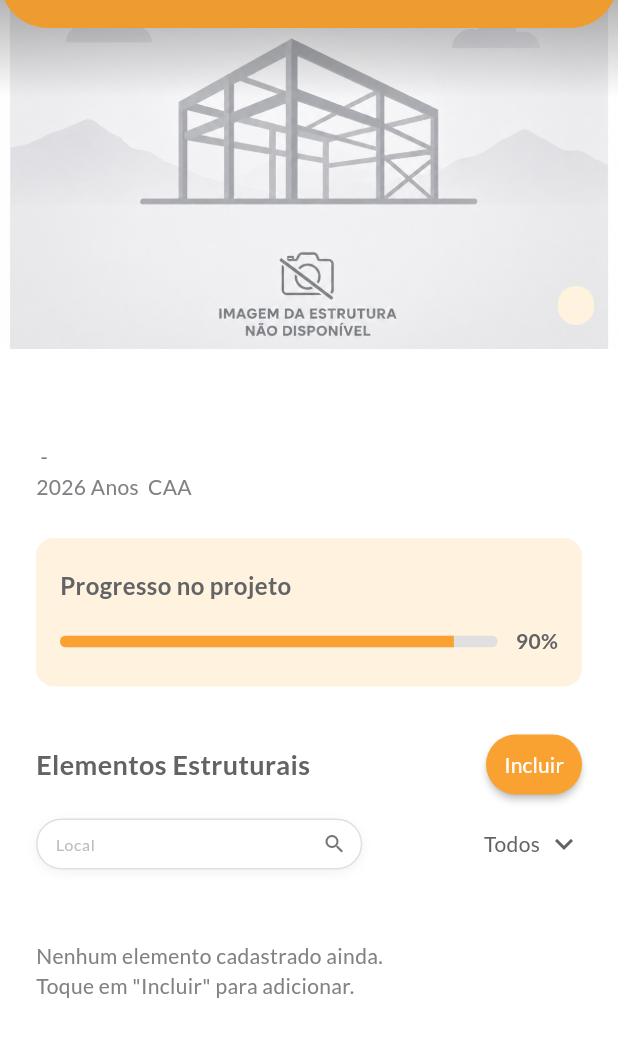
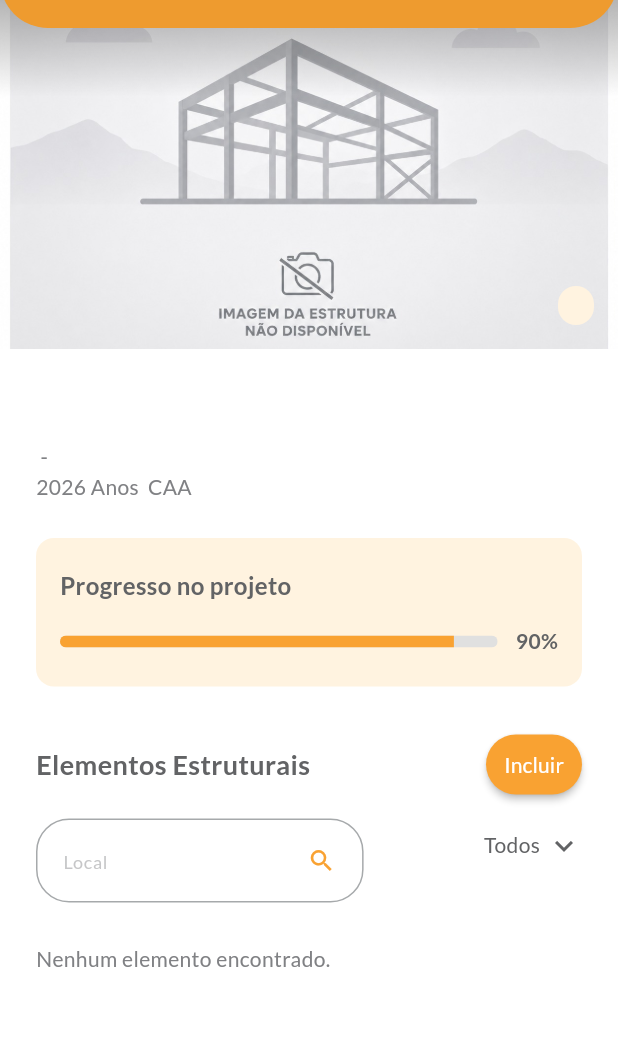
Before and after one commit to Leonardo-Toledo-Alves-Costa/diavicon, a Flutter app: the EstruturaHomeScreen screen opened directly with empty values, on a phone screen of 412 x 824 dp, the part 71-1128 px from its top. Run offline on Flutter 3.47's test engine with Material 3 defaults, Android fonts, the phone set to English and light mode, and no system bars; our stand-ins replace file_picker, flutter_colorpicker, flutter_dotenv, flutter_riverpod, geocoding, geolocator and 8 more; missing offline and left inert: pdfx; accounts and stored records are empty.

Commit message:
Busca por local por estrutura, ta completa a logica, falta melhorar o front

```diff
--- /dev/null
+++ b/lib/core/widgets/local_search_dropdown.dart
@@ -0,0 +1,108 @@
+import 'package:diavicon/features/estrutura/models/local_model.dart';
+import 'package:diavicon/features/estrutura/providers/local_provider.dart';
+import 'package:flutter/material.dart';
+import 'package:flutter_riverpod/flutter_riverpod.dart';
+import 'package:google_fonts/google_fonts.dart';
+
+import '../../../core/constants/app_colors.dart';
+
+class LocalSearchDropdown extends ConsumerWidget {
+  final String estruturaId;
+  final String? value;
+  final ValueChanged<String?> onChanged;
+
+  const LocalSearchDropdown({
+    super.key,
+    required this.estruturaId,
+    this.value,
+    required this.onChanged,
+  });
+
+  @override
+  Widget build(BuildContext context, WidgetRef ref) {
+    final locaisAsync = ref.watch(locaisPorEstruturaProvider(estruturaId));
+
+    return locaisAsync.when(
+      loading: () => _buildDisabledField(isLoading: true),
+      error: (e, _) => _buildDisabledField(isError: true),
+      data: (List<LocalModel> locais) {
+        return LayoutBuilder(
+          builder: (context, constraints) {
+            return DropdownMenu<String>(
+              width: constraints.maxWidth,
+              initialSelection: value,
+              enableFilter: true, // Digitar para buscar
+              enableSearch: true,
+              requestFocusOnTap: true,
+              hintText: 'Local',
+              textStyle: GoogleFonts.lato(fontSize: 14, color: const Color(0xFF3E3E3D)),
+              menuHeight: 250,
+              trailingIcon: const Icon(Icons.search, size: 19, color: AppColors.primary),
+              selectedTrailingIcon: const Icon(Icons.search, size: 19, color: AppColors.primary),
+              inputDecorationTheme: InputDecorationTheme(
+                filled: true,
+                fillColor: Colors.white,
+                contentPadding: const EdgeInsets.symmetric(horizontal: 14, vertical: 0),
+                hintStyle: GoogleFonts.lato(color: AppColors.hintText.withOpacity(0.45), fontSize: 12),
+                border: OutlineInputBorder(
+                  borderRadius: BorderRadius.circular(22),
+                  borderSide: const BorderSide(color: AppColors.inputBorder),
+                ),
+                enabledBorder: OutlineInputBorder(
+                  borderRadius: BorderRadius.circular(22),
+                  borderSide: const BorderSide(color: AppColors.inputBorder),
+                ),
+                focusedBorder: OutlineInputBorder(
+                  borderRadius: BorderRadius.circular(22),
+                  borderSide: const BorderSide(color: AppColors.primary, width: 1.5),
+                ),
+              ),
+              dropdownMenuEntries: locais.map((local) {
+                final nomeLocal = local.nome ?? 'Sem nome';
+
+                return DropdownMenuEntry<String>(
+
+                  value: nomeLocal,
+                  label: nomeLocal,
+                  style: MenuItemButton.styleFrom(
+                    foregroundColor: const Color(0xFF3E3E3D),
+                    textStyle: GoogleFonts.lato(fontSize: 14),
+                  ),
+                );
+              }).toList(),
+              onSelected: onChanged,
+            );
+          },
+        );
+      },
+    );
+  }
+
+  // Widget auxiliar para loading e erro
+  Widget _buildDisabledField({bool isLoading = false, bool isError = false}) {
+    return SizedBox(
+      height: 36,
+      child: TextField(
+        enabled: false,
+        decoration: InputDecoration(
+          filled: true,
+          fillColor: Colors.white,
+          contentPadding: const EdgeInsets.symmetric(horizontal: 14, vertical: 0),
+          hintText: isError ? 'Erro' : (isLoading ? 'Carregando...' : 'Local'),
+          hintStyle: GoogleFonts.lato(color: AppColors.hintText.withOpacity(0.45), fontSize: 12),
+          border: OutlineInputBorder(
+            borderRadius: BorderRadius.circular(22),
+            borderSide: const BorderSide(color: AppColors.inputBorder),
+          ),
+          disabledBorder: OutlineInputBorder(
+            borderRadius: BorderRadius.circular(22),
+            borderSide: const BorderSide(color: AppColors.inputBorder),
+          ),
+          suffixIcon: isLoading
+              ? const Padding(padding: EdgeInsets.all(10), child: CircularProgressIndicator(strokeWidth: 2, color: AppColors.primary))
+              : const Icon(Icons.search, size: 19, color: AppColors.primary),
+        ),
+      ),
+    );
+  }
+}
--- a/lib/features/estrutura/screens/estrutura_home.dart
+++ b/lib/features/estrutura/screens/estrutura_home.dart
@@ -1,3 +1,4 @@
+import 'package:diavicon/core/widgets/local_search_dropdown.dart';
 import 'package:diavicon/features/ensaios/screens/estrutura_ensaios_screen.dart';
 import 'package:flutter/material.dart';
 import 'package:flutter_riverpod/flutter_riverpod.dart';
@@ -5,7 +6,6 @@ import 'package:go_router/go_router.dart';
 import '../../../core/constants/app_colors.dart';
 import '../../../core/widgets/custom_appbar.dart';
 import '../../../core/widgets/compact_button.dart';
-import '../../../core/widgets/compact_search_bar.dart';
 import '../../../core/widgets/diavicon_menu_item.dart';
 import '../../../core/widgets/menu_drawer_app_bar.dart';
 
@@ -20,11 +20,19 @@ import '../widgets/estrutura_home_header.dart';
 import '../widgets/progresso_projeto_card.dart';
 import 'estrutura_informacao_screen.dart';
 
-class EstruturaHomeScreen extends ConsumerWidget {
+class EstruturaHomeScreen extends ConsumerStatefulWidget {
   final EstruturaModel estrutura;
   final String projetoId;
 
   const EstruturaHomeScreen({super.key, required this.estrutura, required this.projetoId});
+
+  @override
+  ConsumerState<EstruturaHomeScreen> createState() => _EstruturaHomeScreenState();
+}
+
+class _EstruturaHomeScreenState extends ConsumerState<EstruturaHomeScreen> {
+  // ESTADO PARA GUARDAR O LOCAL SELECIONADO NO DROPDOWN
+  String? _localFiltro;
 
   void _openElemento(
     BuildContext context, {
@@ -35,10 +43,10 @@ class EstruturaHomeScreen extends ConsumerWidget {
     required String imageUrl,
   }) {
     context.push(
-      '/estruturas/${estrutura.id}/elementos/$elementoId',
+      '/estruturas/${widget.estrutura.id}/elementos/$elementoId',
       extra: <String, dynamic>{
-        'projetoId': projetoId,
-        'estruturaId': estrutura.id,
+        'projetoId': widget.projetoId,
+        'estruturaId': widget.estrutura.id,
         'elementoId': elementoId,
         'titulo': titulo,
         'tipo': tipo,
@@ -48,16 +56,16 @@ class EstruturaHomeScreen extends ConsumerWidget {
     );
   }
 
-  /// Abre a folha de inclusão de elementos da estrutura atual.
+  /// Abre a folha de inclusão de elementos da estrutura atual
   Future<void> _incluirElemento(BuildContext context, WidgetRef ref) async {
     await showIncluirElementoEstruturalSheet<void>(
       context: context,
-      estruturaId: estrutura.id,
+      estruturaId: widget.estrutura.id,
     );
-    ref.invalidate(elementosPorEstruturaProvider(estrutura.id));
+    ref.invalidate(elementosPorEstruturaProvider(widget.estrutura.id));
   }
 
-  /// Menu de ações (editar/excluir) ao manter o card pressionado.
+  /// Menu de ações (editar/excluir) ao manter o card pressionado
   void _abrirAcoesElemento(
     BuildContext context,
     WidgetRef ref,
@@ -77,12 +85,12 @@ class EstruturaHomeScreen extends ConsumerWidget {
                 await Navigator.of(context).push(
                   MaterialPageRoute<void>(
                     builder: (_) => ElementoFormScreen(
-                      estruturaId: estrutura.id,
+                      estruturaId: widget.estrutura.id,
                       elemento: elemento,
                     ),
                   ),
                 );
-                ref.invalidate(elementosPorEstruturaProvider(estrutura.id));
+                ref.invalidate(elementosPorEstruturaProvider(widget.estrutura.id));
               },
             ),
             ListTile(
@@ -126,7 +134,7 @@ class EstruturaHomeScreen extends ConsumerWidget {
     if (confirmar != true) return;
     try {
       await ref.read(elementoRepositoryProvider).desativarElemento(elemento.id);
-      ref.invalidate(elementosPorEstruturaProvider(estrutura.id));
+      ref.invalidate(elementosPorEstruturaProvider(widget.estrutura.id));
       if (context.mounted) {
         ScaffoldMessenger.of(context).showSnackBar(
           const SnackBar(content: Text('Elemento excluído com sucesso.')),
@@ -141,10 +149,10 @@ class EstruturaHomeScreen extends ConsumerWidget {
     }
   }
 
-  /// Lista de elementos reais da estrutura, com estados de carregamento.
+  /// Lista de elementos reais da estrutura, filtrada se houver um local selecionado
   Widget _buildElementosList(BuildContext context, WidgetRef ref) {
     final elementosAsync =
-        ref.watch(elementosPorEstruturaProvider(estrutura.id));
+        ref.watch(elementosPorEstruturaProvider(widget.estrutura.id));
 
     return elementosAsync.when(
       loading: () => const Padding(
@@ -157,18 +165,24 @@ class EstruturaHomeScreen extends ConsumerWidget {
             style: const TextStyle(color: AppColors.hintText)),
       ),
       data: (elementos) {
-        if (elementos.isEmpty) {
+
+        // APLICANDO O FILTRO NA LISTA
+        final elementosFiltrados = _localFiltro == null
+            ? elementos
+            : elementos.where((el) => el.local == _localFiltro).toList();
+
+        if (elementosFiltrados.isEmpty) {
           return const Padding(
             padding: EdgeInsets.symmetric(vertical: 24),
             child: Text(
-              'Nenhum elemento cadastrado ainda.\nToque em "Incluir" para adicionar.',
+              'Nenhum elemento encontrado.',
               style: TextStyle(color: AppColors.hintText, height: 1.4),
             ),
           );
         }
 
         return Column(
-          children: elementos.map((el) {
+          children: elementosFiltrados.map((el) {
             final tipo = [el.tipo, el.revestimento]
                 .where((p) => p != null && p.trim().isNotEmpty)
                 .join(' - ');
@@ -197,7 +211,7 @@ class EstruturaHomeScreen extends ConsumerWidget {
   }
 
   @override
-  Widget build(BuildContext context, WidgetRef ref) {
+  Widget build(BuildContext context) {
     return Scaffold(
       backgroundColor: Colors.white,
       extendBodyBehindAppBar: true,
@@ -209,7 +223,7 @@ class EstruturaHomeScreen extends ConsumerWidget {
               label: 'Informações',
               onTap: () {
                 Navigator.pop(context);
-                Navigator.push(context, MaterialPageRoute(builder: (_) => EstruturaInformacaoScreen(estrutura: estrutura, projetoId: projetoId)));
+                Navigator.push(context, MaterialPageRoute(builder: (_) => EstruturaInformacaoScreen(estrutura: widget.estrutura, projetoId: widget.projetoId)));
               },
             ),
           DiaviconMenuItem(
@@ -219,7 +233,7 @@ class EstruturaHomeScreen extends ConsumerWidget {
               Navigator.pop(context);
               Navigator.push(
                 context,
-                MaterialPageRoute(builder: (_) =>  PlanejamentoPlantasScreen(estruturaId: estrutura.id)),
+                MaterialPageRoute(builder: (_) =>  PlanejamentoPlantasScreen(estruturaId: widget.estrutura.id)),
               );
             },
           ),
@@ -232,8 +246,8 @@ class EstruturaHomeScreen extends ConsumerWidget {
                 context,
                 MaterialPageRoute(
                   builder: (_) => EstruturaEnsaiosScreen(
-                    estruturaId: estrutura.id,
-                    projetoId: projetoId,
+                    estruturaId: widget.estrutura.id,
+                    projetoId: widget.projetoId,
                   ),
                 ),
               );
@@ -263,8 +277,8 @@ class EstruturaHomeScreen extends ConsumerWidget {
           children: [
             //widget cabeçalho
             EstruturaHomeHeader(
-              imageUrl: estrutura.imageUrl,
-              status: estrutura.status ?? 'Em Andamento',
+              imageUrl: widget.estrutura.imageUrl,
+              status: widget.estrutura.status ?? 'Em Andamento',
             ),
 
             Padding(
@@ -272,9 +286,9 @@ class EstruturaHomeScreen extends ConsumerWidget {
               child: Column(
                 crossAxisAlignment: CrossAxisAlignment.start,
                 children: [
-                  Text(estrutura.nome ?? 'Sem nome', style: const TextStyle(fontSize: 24, fontWeight: FontWeight.w900, color: AppColors.textDark)),
+                  Text(widget.estrutura.nome ?? 'Sem nome', style: const TextStyle(fontSize: 24, fontWeight: FontWeight.w900, color: AppColors.textDark)),
                   const SizedBox(height: 4),
-                  Text('${estrutura.tipologiaNome ?? 'Sem tipologia'} - ${estrutura.tipoNome ?? 'Sem tipo'}\n${estrutura.idadeCalculada} Anos  CAA ${estrutura.caa ?? '-'}', style: const TextStyle(fontSize: 14, color: AppColors.hintText, height: 1.4)),
+                  Text('${widget.estrutura.tipologiaNome ?? 'Sem tipologia'} - ${widget.estrutura.tipoNome ?? 'Sem tipo'}\n${widget.estrutura.idadeCalculada} Anos  CAA ${widget.estrutura.caa ?? '-'}', style: const TextStyle(fontSize: 14, color: AppColors.hintText, height: 1.4)),
                   const SizedBox(height: 24),
 
                   // WIDGET DE PROGRESSO
@@ -290,14 +304,42 @@ class EstruturaHomeScreen extends ConsumerWidget {
                   ),
                   const SizedBox(height: 16),
 
+                  // AQUI ENTRA O NOSSO DROPDOWN GLOBAL!
                   Row(
                     children: [
-                      const Expanded(flex: 5, child: CompactSearchBar(hintText: 'Local')),
-                      const SizedBox(width: 16),
+                      Expanded(
+                        flex: 6,
+                        child: SizedBox(
+                          height: 36, // Altura pra encaixar bonitinho
+                          child: LocalSearchDropdown(
+                            estruturaId: widget.estrutura.id,
+                            value: _localFiltro,
+                            onChanged: (localSelecionado) {
+                              setState(() {
+                                _localFiltro = localSelecionado;
+                              });
+                            },
+                          ),
+                        )
+                      ),
+
+                      // Botão "X" para limpar o filtro se houver um local selecionado
+                      if (_localFiltro != null) ...[
+                        const SizedBox(width: 4),
+                        IconButton(
+                          icon: const Icon(Icons.clear, color: AppColors.error, size: 20),
+                          onPressed: () => setState(() => _localFiltro = null),
+                          padding: EdgeInsets.zero,
+                          constraints: const BoxConstraints(),
+                        ),
+                      ],
+
+                      const Spacer(flex: 1), // Empurra o "Todos" pra direita
+
                       Expanded(
                         flex: 3,
                         child: GestureDetector(
-                          onTap: () {},
+                          onTap: () {}, // Futuro filtro de status ("Todos", "Ativos", etc)
                           child: const Row(
                             mainAxisAlignment: MainAxisAlignment.end,
                             children: [
```
